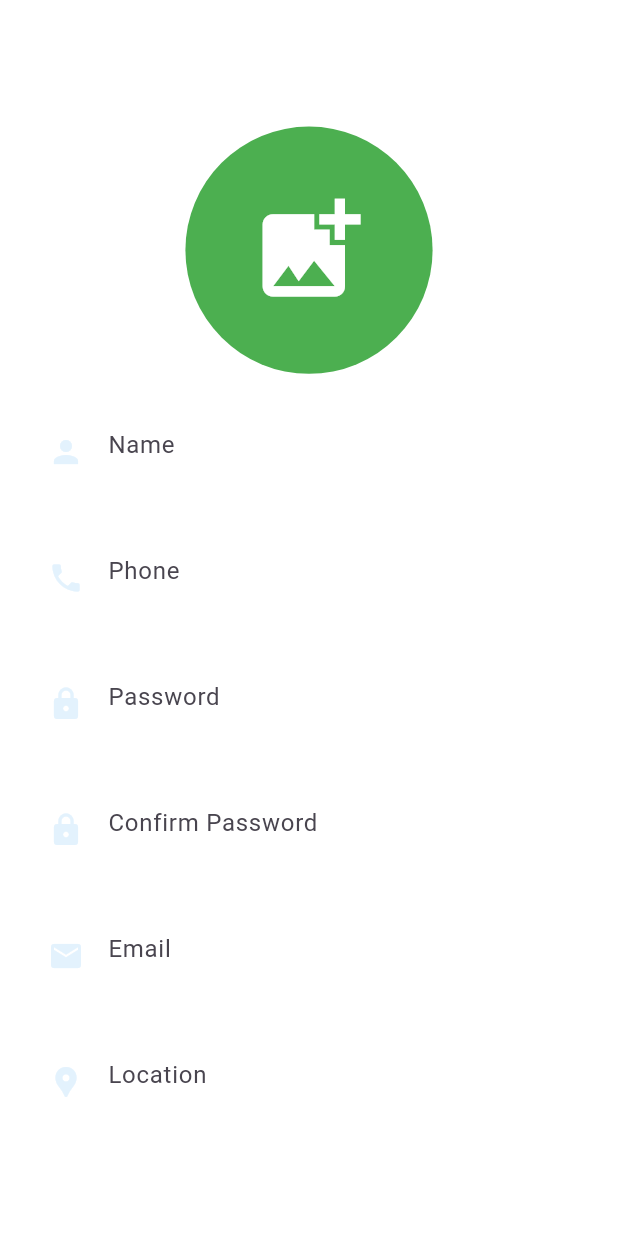
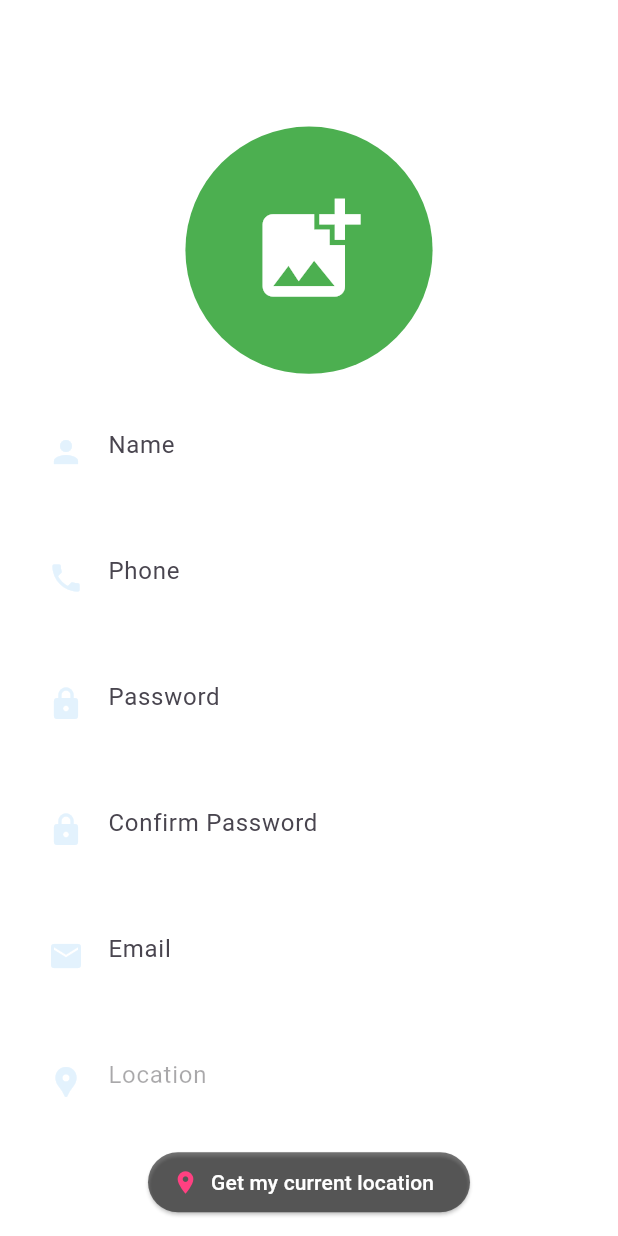
Before and after one commit to ByteRaider/foodAPP_sellers, a Flutter app: the RegisterScreen widget shown alone on an empty page, opened directly, on a phone screen of 412 x 824 dp. Run offline on Flutter 3.47's test engine with Material 3 defaults, Android fonts, the light colour scheme and no system bars; our stand-ins replace image_picker.

Commit message:
Work on register form

```diff
--- a/lib/authentication/register.dart
+++ b/lib/authentication/register.dart
@@ -1,10 +1,8 @@
 import 'dart:io';
-
 import 'package:flutter/material.dart';
 import 'package:image_picker/image_picker.dart';
 import 'package:mexa_sellers_app/theme/app_theme.dart';
-
-import '../widgets/custom_text_field.dart';
+import 'package:mexa_sellers_app/widgets/custom_text_field.dart';
 
 class RegisterScreen extends StatefulWidget {
   const RegisterScreen({super.key});
@@ -28,8 +26,10 @@ class _RegisterScreenState extends State<RegisterScreen> {
   Widget build(BuildContext context) {
     return SingleChildScrollView(
       child: Container(
-          padding: const EdgeInsets.all(2),
-          child: Column(mainAxisSize: MainAxisSize.max, children: [
+        padding: const EdgeInsets.all(2),
+        child: Column(
+          mainAxisSize: MainAxisSize.max,
+          children: [
             SizedBox(height: MediaQuery.of(context).size.height * 0.1),
             InkWell(
               child: CircleAvatar(
@@ -89,11 +89,57 @@ class _RegisterScreenState extends State<RegisterScreen> {
                     data: Icons.location_pin,
                     hintText: "Location",
                     isObscure: false,
+                    enabled: false,
                   ),
+                  Container(
+                    width: 400,
+                    height: 50,
+                    alignment: Alignment.center,
+                    child: ElevatedButton.icon(
+                      label: const Text(
+                        "Get my current location",
+                        style: TextStyle(color: Colors.white),
+                      ),
+                      icon: const Icon(
+                        Icons.location_on,
+                        color: AppTheme.iconCOlor2,
+                      ),
+                      onPressed: () => print("CLICKED"),
+                      style: ElevatedButton.styleFrom(
+                          backgroundColor: AppTheme.background,
+                          shape: RoundedRectangleBorder(
+                            borderRadius: BorderRadius.circular(30.0),
+                          )),
+                    ),
+                  )
                 ],
               ),
+            ), //form
+            const SizedBox(
+              height: 30,
             ),
-          ])),
+            ElevatedButton(
+              style: ElevatedButton.styleFrom(
+                  backgroundColor: AppTheme.accent,
+                  padding:
+                      const EdgeInsets.symmetric(horizontal: 50, vertical: 20),
+                  shape: RoundedRectangleBorder(
+                    borderRadius: BorderRadius.circular(30.0),
+                  )),
+              onPressed: () => print("clicked"),
+              child: const Text(
+                "Sign Up",
+                style: TextStyle(
+                  color: AppTheme.secondary,
+                ),
+              ),
+            ),
+            const SizedBox(
+              height: 30,
+            ),
+          ], //children
+        ),
+      ),
     );
   }
 }
--- a/lib/theme/app_theme.dart
+++ b/lib/theme/app_theme.dart
@@ -3,6 +3,11 @@ import 'package:flutter/material.dart';
 class AppTheme {
   static const Color primary = Colors.green;
   static const Color secondary = Colors.deepPurpleAccent;
+  static const Color background = Colors.black54;
+  static const Color iconColor = Colors.white60;
+  static const Color iconCOlor2 = Colors.pinkAccent;
+  static const Color accent = Colors.purpleAccent;
+
   static final ThemeData lightTheme = ThemeData.light().copyWith(
     appBarTheme: const AppBarTheme(backgroundColor: primary, elevation: 0),
     scaffoldBackgroundColor: Colors.white,
--- a/lib/widgets/custom_text_field.dart
+++ b/lib/widgets/custom_text_field.dart
@@ -4,11 +4,16 @@ class CustomTextField extends StatelessWidget {
   final TextEditingController? controller;
   final IconData? data;
   final String? hintText;
-  final bool? isObscure;
-  final bool? enabled = true;
+  bool? isObscure;
+  bool? enabled = true;
 
-  const CustomTextField(
-      {super.key, this.controller, this.data, this.hintText, this.isObscure});
+  CustomTextField(
+      {super.key,
+      this.controller,
+      this.data,
+      this.hintText,
+      this.isObscure,
+      this.enabled});
 
   @override
   Widget build(BuildContext context) {
```
